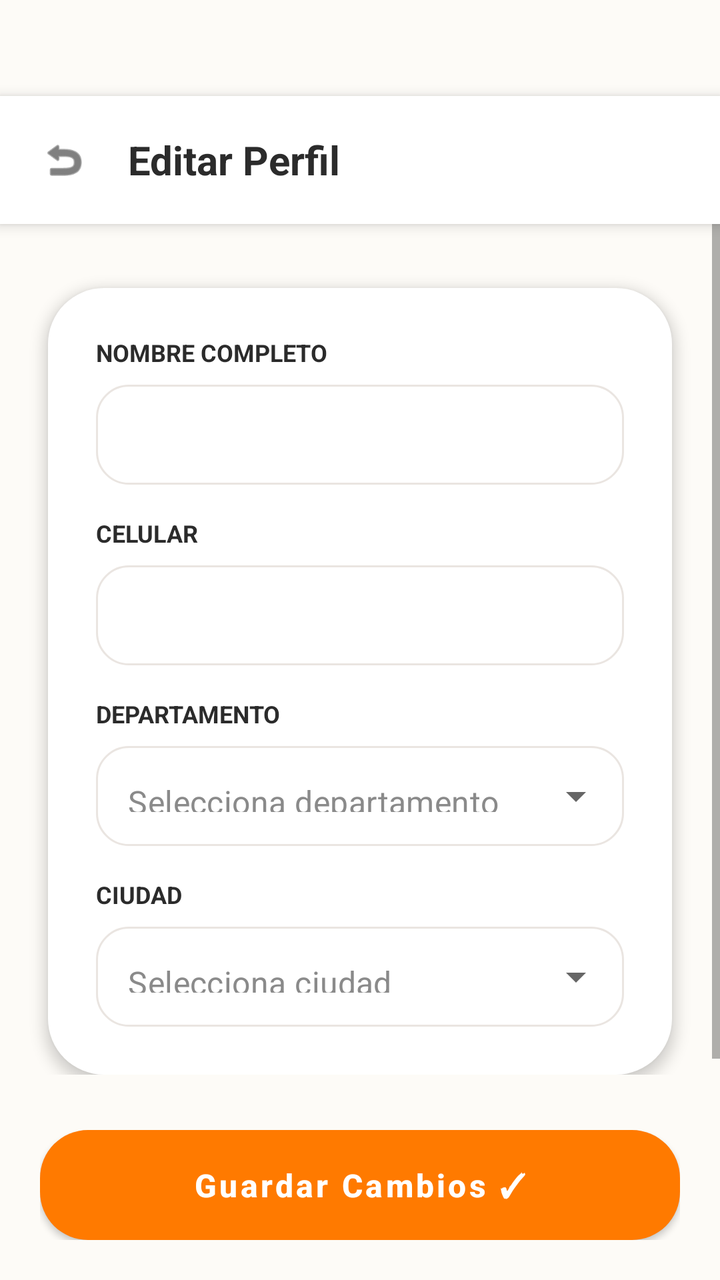
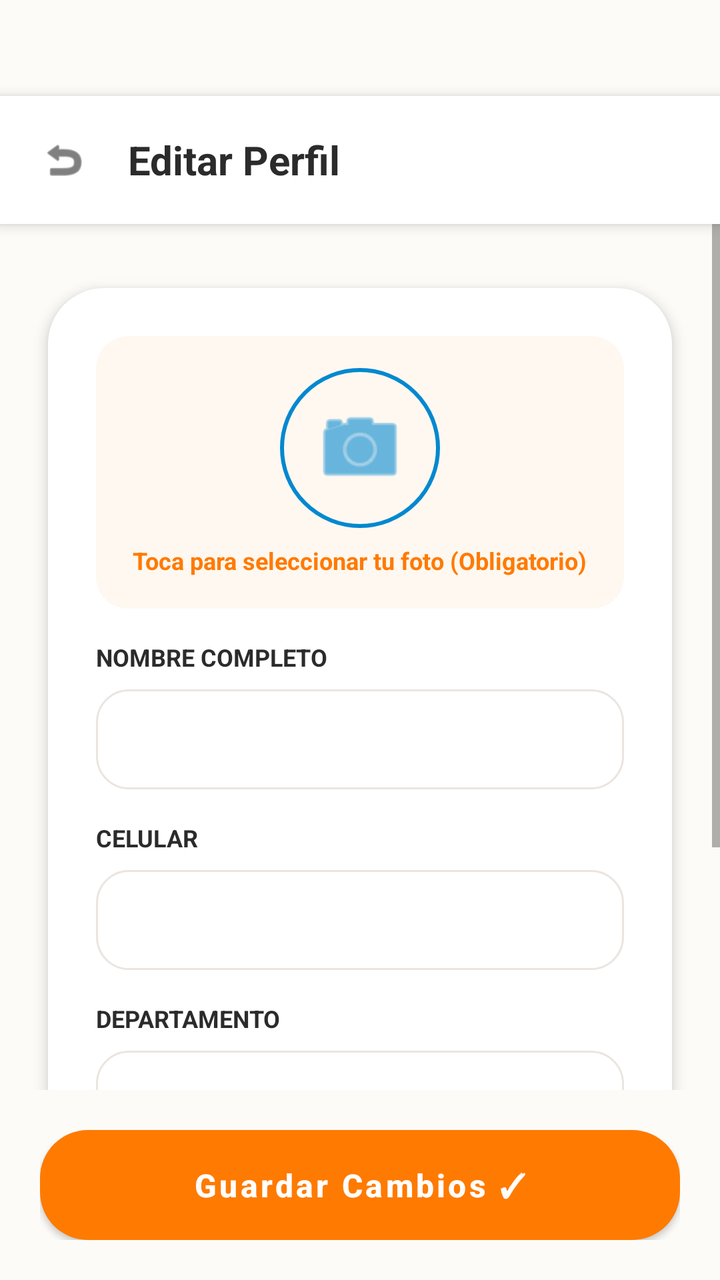

The first picture is an Android layout as it rendered before a commit; the second is the same layout after the commit. The layout source and the unified diff follow.
<!-- AndroidManifest.xml: application theme Theme.HuellaApp -->
<!-- res/layout/activity_editar_perfil.xml -->
<?xml version="1.0" encoding="utf-8"?>
<androidx.constraintlayout.widget.ConstraintLayout xmlns:android="http://schemas.android.com/apk/res/android"
    xmlns:app="http://schemas.android.com/apk/res-auto"
    xmlns:tools="http://schemas.android.com/tools"
    android:layout_width="match_parent"
    android:layout_height="match_parent"
    android:background="@color/huellapp_background"
    tools:context=".EditarPerfilActivity">

    
    <LinearLayout
        android:id="@+id/headerEditar"
        android:layout_width="0dp"
        android:layout_height="wrap_content"
        android:background="@color/white"
        android:elevation="4dp"
        android:gravity="center_vertical"
        android:orientation="horizontal"
        android:layout_marginTop="48dp"
        android:padding="16dp"
        app:layout_constraintEnd_toEndOf="parent"
        app:layout_constraintStart_toStartOf="parent"
        app:layout_constraintTop_toTopOf="parent">

        <ImageView
            android:id="@+id/ivBackEditar"
            android:layout_width="32dp"
            android:layout_height="32dp"
            android:background="?attr/selectableItemBackgroundBorderless"
            android:padding="4dp"
            android:src="@android:drawable/ic_menu_revert"
            app:tint="@color/huellapp_text_dark" />

        <TextView
            style="@style/HuellAppTitle"
            android:layout_width="0dp"
            android:layout_height="wrap_content"
            android:layout_marginStart="16dp"
            android:layout_weight="1"
            android:text="Editar Perfil"
            android:textSize="20sp" />
    </LinearLayout>

    <ScrollView
        android:layout_width="0dp"
        android:layout_height="0dp"
        android:fillViewport="true"
        app:layout_constraintBottom_toTopOf="@id/bottomBtnContainerEdit"
        app:layout_constraintEnd_toEndOf="parent"
        app:layout_constraintStart_toStartOf="parent"
        app:layout_constraintTop_toBottomOf="@id/headerEditar">

        <androidx.constraintlayout.widget.ConstraintLayout
            android:layout_width="match_parent"
            android:layout_height="wrap_content"
            android:paddingBottom="24dp">

            <LinearLayout
                android:layout_width="0dp"
                android:layout_height="wrap_content"
                android:layout_marginStart="24dp"
                android:layout_marginTop="32dp"
                android:layout_marginEnd="24dp"
                android:background="@drawable/bg_card_rounded"
                android:elevation="4dp"
                android:orientation="vertical"
                android:padding="24dp"
                app:layout_constraintEnd_toEndOf="parent"
                app:layout_constraintStart_toStartOf="parent"
                app:layout_constraintTop_toTopOf="parent">

                
                <TextView
                    android:layout_width="wrap_content"
                    android:layout_height="wrap_content"
                    android:text="NOMBRE COMPLETO"
                    android:textColor="@color/huellapp_text_dark"
                    android:textSize="12sp"
                    android:textStyle="bold" />
                <EditText
                    android:id="@+id/etEditNombre"
                    android:layout_width="match_parent"
                    android:layout_height="50dp"
                    android:layout_marginTop="8dp"
                    android:background="@drawable/bg_input_rounded"
                    android:paddingHorizontal="16dp"
                    android:inputType="textPersonName" />

                
                <TextView
                    android:layout_width="wrap_content"
                    android:layout_height="wrap_content"
                    android:layout_marginTop="16dp"
                    android:text="CELULAR"
                    android:textColor="@color/huellapp_text_dark"
                    android:textSize="12sp"
                    android:textStyle="bold" />
                <EditText
                    android:id="@+id/etEditCelular"
                    android:layout_width="match_parent"
                    android:layout_height="50dp"
                    android:layout_marginTop="8dp"
                    android:background="@drawable/bg_input_rounded"
                    android:paddingHorizontal="16dp"
                    android:inputType="phone" />

                
                <TextView
                    android:layout_width="wrap_content"
                    android:layout_height="wrap_content"
                    android:layout_marginTop="16dp"
                    android:text="DEPARTAMENTO"
                    android:textColor="@color/huellapp_text_dark"
                    android:textSize="12sp"
                    android:textStyle="bold" />

                <com.google.android.material.textfield.TextInputLayout
                    style="@style/Widget.MaterialComponents.TextInputLayout.OutlinedBox.ExposedDropdownMenu"
                    android:layout_width="match_parent"
                    android:layout_height="wrap_content"
                    android:layout_marginTop="8dp"
                    app:boxBackgroundColor="@android:color/transparent"
                    app:boxStrokeWidth="0dp"
                    app:boxStrokeWidthFocused="0dp"
                    app:hintEnabled="false">

                    <AutoCompleteTextView
                        android:id="@+id/autoCompleteEditDepartamento"
                        android:layout_width="match_parent"
                        android:layout_height="50dp"
                        android:background="@drawable/bg_input_rounded"
                        android:hint="Selecciona departamento"
                        android:inputType="none"
                        android:paddingHorizontal="16dp"
                        android:textColorHint="@color/huellapp_text_hint" />
                </com.google.android.material.textfield.TextInputLayout>

                
                <TextView
                    android:layout_width="wrap_content"
                    android:layout_height="wrap_content"
                    android:layout_marginTop="16dp"
                    android:text="CIUDAD"
                    android:textColor="@color/huellapp_text_dark"
                    android:textSize="12sp"
                    android:textStyle="bold" />

                <com.google.android.material.textfield.TextInputLayout
                    style="@style/Widget.MaterialComponents.TextInputLayout.OutlinedBox.ExposedDropdownMenu"
                    android:layout_width="match_parent"
                    android:layout_height="wrap_content"
                    android:layout_marginTop="8dp"
                    app:boxBackgroundColor="@android:color/transparent"
                    app:boxStrokeWidth="0dp"
                    app:boxStrokeWidthFocused="0dp"
                    app:hintEnabled="false">

                    <AutoCompleteTextView
                        android:id="@+id/autoCompleteEditCiudad"
                        android:layout_width="match_parent"
                        android:layout_height="50dp"
                        android:background="@drawable/bg_input_rounded"
                        android:hint="Selecciona ciudad"
                        android:inputType="none"
                        android:paddingHorizontal="16dp"
                        android:textColorHint="@color/huellapp_text_hint" />
                </com.google.android.material.textfield.TextInputLayout>
            </LinearLayout>
        </androidx.constraintlayout.widget.ConstraintLayout>
    </ScrollView>

    
    <androidx.constraintlayout.widget.ConstraintLayout
        android:id="@+id/bottomBtnContainerEdit"
        android:layout_width="0dp"
        android:layout_height="wrap_content"
        android:background="@color/huellapp_background"
        android:padding="20dp"
        app:layout_constraintBottom_toBottomOf="parent"
        app:layout_constraintEnd_toEndOf="parent"
        app:layout_constraintStart_toStartOf="parent">

        <Button
            android:id="@+id/btnGuardarPerfil"
            android:layout_width="0dp"
            android:layout_height="55dp"
            android:background="@drawable/bg_button_orange"
            android:text="Guardar Cambios ✓"
            android:textAllCaps="false"
            android:textColor="@color/white"
            android:textSize="16sp"
            android:textStyle="bold"
            app:layout_constraintBottom_toBottomOf="parent"
            app:layout_constraintEnd_toEndOf="parent"
            app:layout_constraintStart_toStartOf="parent"
            app:layout_constraintTop_toTopOf="parent" />
    </androidx.constraintlayout.widget.ConstraintLayout>

</androidx.constraintlayout.widget.ConstraintLayout>
<!-- resources referenced by this layout -->
<resources>
  <color name="huellapp_background">#FDFBF7</color>
  <color name="huellapp_text_dark">#2B2B2B</color>
  <color name="huellapp_text_hint">#8A8A8A</color>
  <color name="white">#FFFFFFFF</color>
  <!-- drawable bg_button_orange (drawable) -->
  <?xml version="1.0" encoding="utf-8"?>
  <ripple xmlns:android="http://schemas.android.com/apk/res/android"
      android:color="@color/huellapp_primary_dark">
  
      
      <item>
          <shape android:shape="rectangle">
              <solid android:color="@color/huellapp_primary"/>
              <corners android:radius="24dp"/>
          </shape>
      </item>
  </ripple>
  <!-- drawable bg_card_rounded (drawable) -->
  <?xml version="1.0" encoding="utf-8"?>
  <shape xmlns:android="http://schemas.android.com/apk/res/android"
      android:shape="rectangle">
  
      
      <solid android:color="@color/huellapp_card_bg" />
  
      
      <corners android:radius="28dp" />
  
      
  </shape>
  <!-- drawable bg_input_rounded (drawable) -->
  <?xml version="1.0" encoding="utf-8"?>
  <selector xmlns:android="http://schemas.android.com/apk/res/android">
      
      <item android:state_focused="true">
          <shape android:shape="rectangle">
              <solid android:color="@color/huellapp_card_bg"/>
              <corners android:radius="16dp"/>
              
              <stroke android:width="2dp" android:color="@color/huellapp_primary"/>
          </shape>
      </item>
  
      
      <item>
          <shape android:shape="rectangle">
              <solid android:color="@color/huellapp_card_bg"/>
              <corners android:radius="16dp"/>
              <stroke android:width="1dp" android:color="@color/huellapp_border"/>
          </shape>
      </item>
  </selector>
  <style name="HuellAppTitle" parent="TextAppearance.MaterialComponents.Headline5">
          <item name="android:textColor">@color/huellapp_text_dark</item>
          <item name="android:textStyle">bold</item>
          <item name="android:textSize">24sp</item>
      </style>
  <style name="Theme.HuellaApp" parent="Base.Theme.HuellaApp" />
  <color name="huellapp_primary_dark">#E65100</color>
  <color name="huellapp_primary">#FF7A00</color>
  <color name="huellapp_card_bg">#FFFFFF</color>
  <color name="huellapp_border">#EAE5E1</color>
  <style name="Base.Theme.HuellaApp" parent="Theme.MaterialComponents.DayNight.NoActionBar">
          
          <item name="colorPrimary">@color/huellapp_primary</item>
          <item name="colorPrimaryVariant">@color/huellapp_primary_dark</item>
          <item name="colorOnPrimary">@color/white</item>
  
          
          <item name="android:windowBackground">@color/huellapp_background</item>
          <item name="colorSurface">@color/huellapp_card_bg</item>
      </style>
</resources>

<!-- the commit's change to res/layout/activity_editar_perfil.xml (unified diff, before → after) -->
@@ -68,6 +68,36 @@
                 app:layout_constraintEnd_toEndOf="parent"
                 app:layout_constraintStart_toStartOf="parent"
                 app:layout_constraintTop_toTopOf="parent">
+
+                
+                <LinearLayout
+                    android:id="@+id/btnSeleccionarAvatar"
+                    android:layout_width="match_parent"
+                    android:layout_height="wrap_content"
+                    android:gravity="center"
+                    android:orientation="vertical"
+                    android:padding="16dp"
+                    android:layout_marginBottom="16dp"
+                    android:background="@drawable/bg_detail_info_card">
+
+                    <ImageView
+                        android:id="@+id/ivEditAvatar"
+                        android:layout_width="80dp"
+                        android:layout_height="80dp"
+                        android:background="@drawable/bg_avatar_verified"
+                        android:padding="16dp"
+                        android:src="@android:drawable/ic_menu_camera"
+                        app:tint="@color/huellapp_blue" />
+
+                    <TextView
+                        android:layout_width="wrap_content"
+                        android:layout_height="wrap_content"
+                        android:text="Toca para seleccionar tu foto (Obligatorio)"
+                        android:textSize="12sp"
+                        android:textStyle="bold"
+                        android:textColor="@color/huellapp_primary"
+                        android:layout_marginTop="8dp"/>
+                </LinearLayout>
 
                 
                 <TextView
<!-- resource entries referenced after the edit -->
@@ -1,9 +1,22 @@
 <!-- resources referenced by this layout -->
 <resources>
   <color name="huellapp_background">#FDFBF7</color>
+  <color name="huellapp_blue">#0288D1</color>
   <color name="huellapp_text_dark">#2B2B2B</color>
   <color name="huellapp_text_hint">#8A8A8A</color>
   <color name="white">#FFFFFFFF</color>
+  <!-- drawable bg_avatar_verified (drawable) -->
+  <?xml version="1.0" encoding="utf-8"?>
+  <shape xmlns:android="http://schemas.android.com/apk/res/android"
+      android:shape="oval">
+  
+      
+      <solid android:color="@android:color/transparent" />
+  
+      
+      <stroke android:width="2dp" android:color="@color/huellapp_blue" />
+  
+  </shape>
   <!-- drawable bg_button_orange (drawable) -->
   <?xml version="1.0" encoding="utf-8"?>
   <ripple xmlns:android="http://schemas.android.com/apk/res/android"
@@ -29,6 +42,13 @@
       <corners android:radius="28dp" />
   
       
+  </shape>
+  <!-- drawable bg_detail_info_card (drawable) -->
+  <?xml version="1.0" encoding="utf-8"?>
+  <shape xmlns:android="http://schemas.android.com/apk/res/android"
+      android:shape="rectangle">
+      <solid android:color="#FFF8F0" /> 
+      <corners android:radius="16dp" />
   </shape>
   <!-- drawable bg_input_rounded (drawable) -->
   <?xml version="1.0" encoding="utf-8"?>
